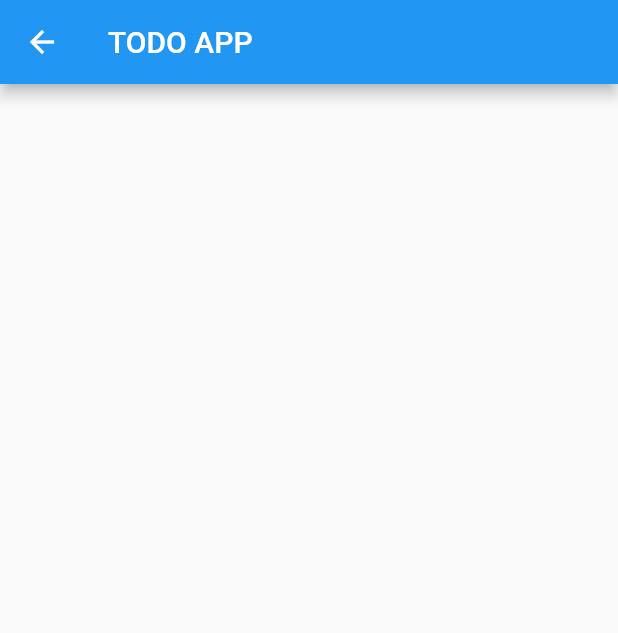
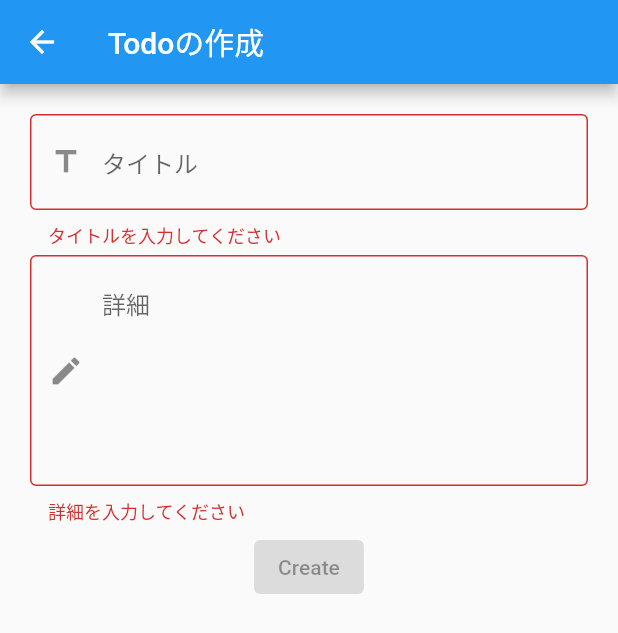
Before and after one commit to bananarizumu/flutter-simple-todo, a Flutter app: the screen it shows after launch, after a tap on the "add" icon, on a phone screen of 412 x 824 dp. Shown: the top 633 px of the screen. Run offline on Flutter 3.47's test engine with Material 2 defaults, Android fonts, the phone set to English and light mode, and no system bars; our stand-ins replace auto_route, hooks_riverpod.

Commit message:
create todo screen layout

```diff
--- a/lib/ui/create_todo/create_todo_screen.dart
+++ b/lib/ui/create_todo/create_todo_screen.dart
@@ -2,12 +2,54 @@ import 'package:flutter/material.dart';
 import 'package:flutter/widgets.dart';
 import 'package:hooks_riverpod/hooks_riverpod.dart';
 
+import '../widgets/multi_line_text_field.dart';
+import '../widgets/single_line_text_field.dart';
+
 class CreateTodoScreen extends HookConsumerWidget {
+  final TextEditingController _titleController = TextEditingController();
+  final TextEditingController _detailController = TextEditingController();
+
   @override
   Widget build(BuildContext context, WidgetRef ref) {
+    bool _isEnabled = false;
+
     return Scaffold(
       appBar: AppBar(
-        title: Text("TODO APP"),
+        title: Text('Todoの作成'),
+      ),
+      body: Container(
+        padding: EdgeInsets.all(20.0),
+        child: SingleChildScrollView(
+          child: Column(
+            mainAxisSize: MainAxisSize.max,
+            children: <Widget>[
+              SingleLineTextField(
+                Icons.title,
+                'タイトル',
+                'タイトルを入力してください',
+                _titleController,
+                validate: true,
+              ),
+              SizedBox(height: 4),
+              MultiLineTextField(
+                Icons.edit,
+                '詳細',
+                '詳細を入力してください',
+                _detailController,
+                validate: true,
+              ),
+              SizedBox(height: 4),
+              ElevatedButton(
+                child: const Text('Create'),
+                onPressed: !_isEnabled
+                    ? null
+                    : () {
+                        // 何かEnableの時の処理
+                      },
+              ),
+            ],
+          ),
+        ),
       ),
     );
   }
--- a/lib/ui/todo_list/todo_list_screen.dart
+++ b/lib/ui/todo_list/todo_list_screen.dart
@@ -1,5 +1,6 @@
 import 'package:auto_route/auto_route.dart';
 import 'package:flutter/material.dart';
+import 'package:flutter_simple_todo/ui/todo_list/widget/todo_card.dart';
 import 'package:hooks_riverpod/hooks_riverpod.dart';
 
 import '../../route/app_router.gr.dart';
@@ -20,6 +21,18 @@ class HomeScreen extends HookConsumerWidget {
           )
         ],
       ),
+      body: Center(
+        child: ListView.builder(
+          itemBuilder: (context, n) {
+            if (n.isOdd) {
+              return Divider(color: Colors.blueGrey[300]);
+            }
+            return TodoCard();
+          },
+          // TODO
+          itemCount: 3,
+        ),
+      ),
     );
   }
 }
--- a/lib/ui/widgets/multi_line_text_field.dart
+++ b/lib/ui/widgets/multi_line_text_field.dart
@@ -1,14 +1,15 @@
 import 'package:flutter/widgets.dart';
 import 'package:flutter_simple_todo/ui/widgets/input_field.dart';
 
-class MultiLineText extends StatelessWidget {
+class MultiLineTextField extends StatelessWidget {
   final IconData _icon;
   final String _hintText;
   final String _errorText;
   final bool validate;
   final TextEditingController _controller;
 
-  MultiLineText(this._icon, this._hintText, this._errorText, this._controller,
+  MultiLineTextField(
+      this._icon, this._hintText, this._errorText, this._controller,
       {this.validate = false});
 
   @override
```
